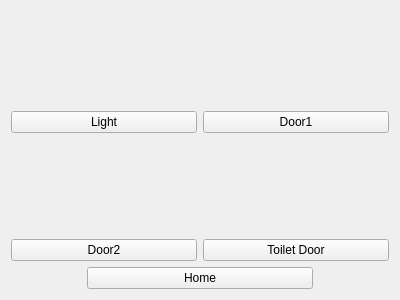
Above: DeskTop App/UIs/corridorui.ui from mohab-hisham/Smart-Home-System-controlled-by-EEG before the change. Below: the same form after it.
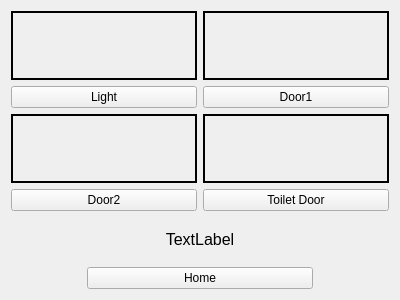
That is the form after the change.

What changed in the file:
```diff
--- a/DeskTop App/UIs/corridorui.ui
+++ b/DeskTop App/UIs/corridorui.ui
@@ -13,13 +13,16 @@
   <property name="windowTitle">
    <string>Corridor</string>
   </property>
-  <layout class="QVBoxLayout" name="verticalLayout_5">
+  <layout class="QVBoxLayout" name="verticalLayout_5" stretch="9,2,2">
    <item>
     <layout class="QGridLayout" name="gridLayout">
      <item row="0" column="0">
       <layout class="QVBoxLayout" name="verticalLayout">
        <item>
         <widget class="QLabel" name="light_label">
+         <property name="frameShape">
+          <enum>QFrame::WinPanel</enum>
+         </property>
          <property name="text">
           <string/>
          </property>
@@ -41,6 +44,9 @@
       <layout class="QVBoxLayout" name="verticalLayout_2">
        <item>
         <widget class="QLabel" name="door1_label">
+         <property name="frameShape">
+          <enum>QFrame::WinPanel</enum>
+         </property>
          <property name="text">
           <string/>
          </property>
@@ -62,6 +68,9 @@
       <layout class="QVBoxLayout" name="verticalLayout_4">
        <item>
         <widget class="QLabel" name="door2_label">
+         <property name="frameShape">
+          <enum>QFrame::WinPanel</enum>
+         </property>
          <property name="text">
           <string/>
          </property>
@@ -83,6 +92,9 @@
       <layout class="QVBoxLayout" name="verticalLayout_3">
        <item>
         <widget class="QLabel" name="toilet_label">
+         <property name="frameShape">
+          <enum>QFrame::WinPanel</enum>
+         </property>
          <property name="text">
           <string/>
          </property>
@@ -102,6 +114,21 @@
      </item>
     </layout>
    </item>
+   <item>
+    <widget class="QLabel" name="message_label">
+     <property name="font">
+      <font>
+       <pointsize>12</pointsize>
+      </font>
+     </property>
+     <property name="text">
+      <string>TextLabel</string>
+     </property>
+     <property name="alignment">
+      <set>Qt::AlignCenter</set>
+     </property>
+    </widget>
+   </item>
    <item>
     <layout class="QHBoxLayout" name="horizontalLayout" stretch="1,3,1">
      <item>
```
